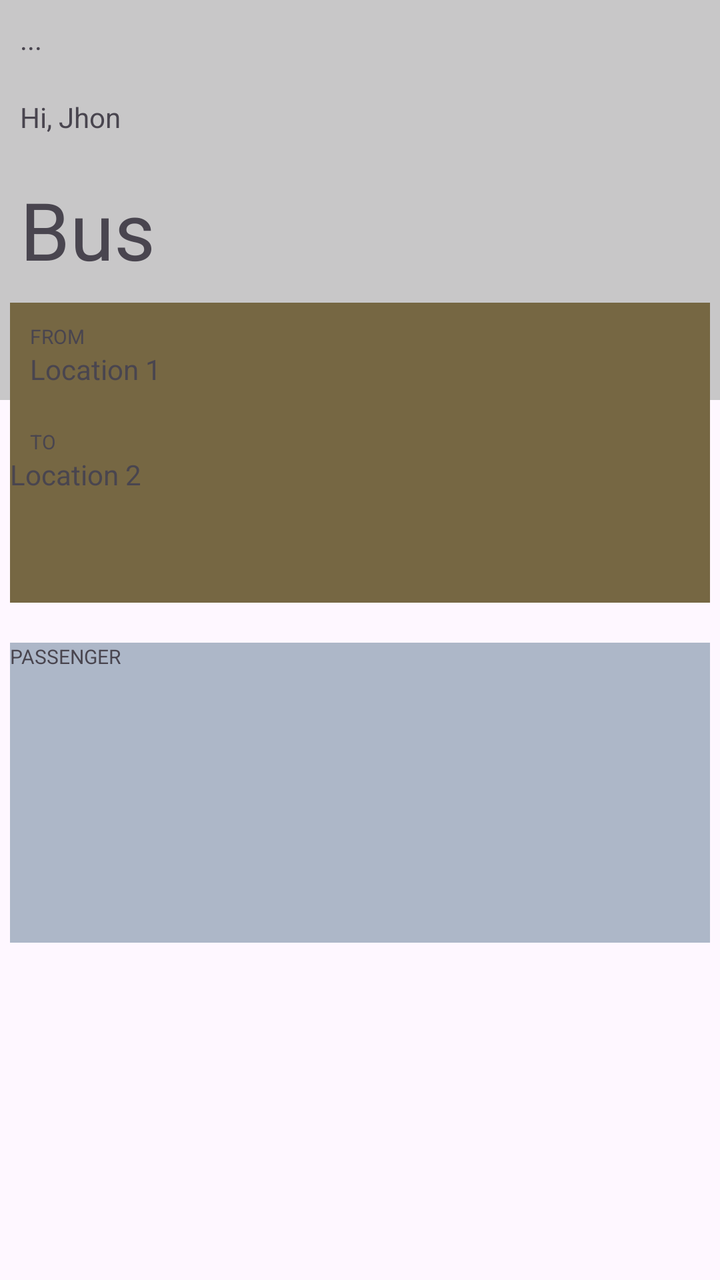
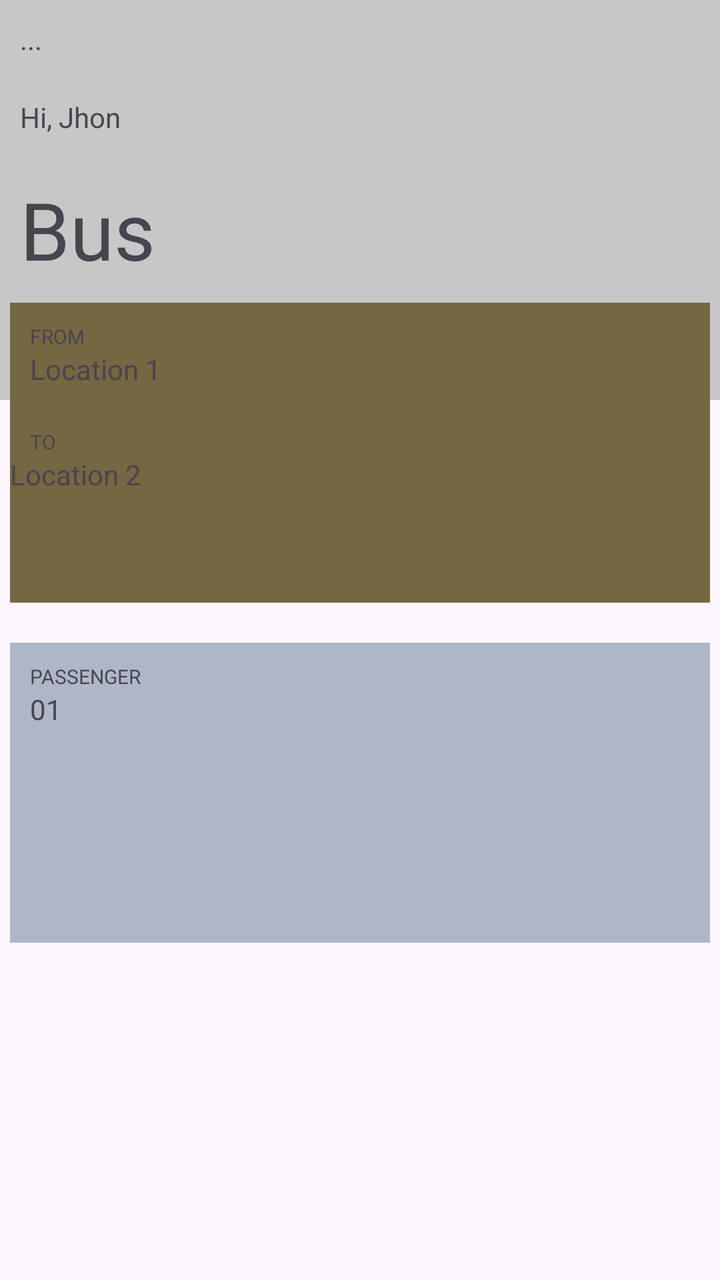

Screens rendered from an Android XML layout before and after an edit, with the pre-edit source and the edit as a unified diff.
<!-- AndroidManifest.xml: application theme Theme.MyApp -->
<!-- res/layout/activity_main.xml -->
<?xml version="1.0" encoding="utf-8"?>
<RelativeLayout xmlns:android="http://schemas.android.com/apk/res/android"
    xmlns:app="http://schemas.android.com/apk/res-auto"
    xmlns:tools="http://schemas.android.com/tools"
    android:id="@+id/main"
    android:layout_width="match_parent"
    android:layout_height="match_parent"
    tools:context=".MainActivity">

    <View
        android:id="@+id/quadradotopo"
        android:layout_width="match_parent"
        android:layout_height="200dp"
        android:background="#4343"/>

    <TextView
        android:id="@+id/texttopo1"
        android:layout_width="match_parent"
        android:layout_height="wrap_content"
        android:text="..."
        android:layout_margin="10dp"/>

    <TextView
        android:id="@+id/texttop2"
        android:layout_below="@+id/texttopo1"
        android:layout_width="wrap_content"
        android:layout_height="wrap_content"
        android:text="Hi, Jhon"
        android:layout_margin="10dp"/>

    <TextView
        android:id="@+id/texttop3"
        android:layout_below="@id/texttop2"
        android:layout_width="wrap_content"
        android:layout_height="wrap_content"
        android:text="Bus"
        android:textSize="40sp"
        android:layout_margin="10dp"/>

    

    
    <TextView
        android:id="@+id/quadradoprimeiro"
        android:layout_below="@id/texttop3"
        android:layout_centerHorizontal="true"
        android:layout_width="350dp"
        android:layout_height="150dp"
        android:background="#766743"/>

    <TextView
        android:id="@+id/textquadrado1"
        android:layout_alignTop="@id/quadradoprimeiro"
        android:layout_alignLeft="@id/quadradoprimeiro"
        android:layout_width="150dp"
        android:layout_height="wrap_content"
        android:text="FROM"
        android:textSize="10sp"
        android:layout_marginTop="10dp"
        android:layout_marginLeft="10dp"/>

    <TextView
        android:id="@+id/textquadrado2"
        android:layout_below="@id/textquadrado1"
        android:layout_alignLeft="@id/quadradoprimeiro"
        android:layout_width="150dp"
        android:layout_height="wrap_content"
        android:text="Location 1"
        android:layout_marginLeft="10dp"
        android:layout_marginBottom="10dp"/>

    <TextView
        android:id="@+id/textquadrado3"
        android:layout_below="@id/textquadrado2"
        android:layout_alignLeft="@id/quadradoprimeiro"
        android:layout_width="150dp"
        android:layout_height="wrap_content"
        android:layout_marginLeft="10dp"
        android:text="TO"
        android:textSize="10sp"
        android:layout_marginTop="10dp"/>

    <TextView
        android:id="@+id/textquadrado4"
        android:layout_below="@id/textquadrado3"
        android:layout_alignLeft="@id/quadradoprimeiro"
        android:layout_width="150dp"
        android:layout_height="wrap_content"
        android:text="Location 2"/>
    android:text="Location 2"
    android:layout_marginLeft="10dp"/>

    

    

    <TextView
        android:id="@+id/retangulosegundo"
        android:layout_below="@id/quadradoprimeiro"
        android:layout_centerHorizontal="true"
        android:layout_width="350dp"
        android:layout_height="150dp"
        android:background="#6357"
        android:layout_marginTop="20dp"/>

    <TextView
        android:id="@+id/textretangulo1"
        android:layout_alignTop="@id/retangulosegundo"
        android:layout_alignLeft="@id/retangulosegundo"
        android:layout_width="150dp"
        android:layout_height="wrap_content"
        android:text="PASSENGER"
        android:textSize="10sp"/>


    


</RelativeLayout>
<!-- resources referenced by this layout -->
<resources>
  <style name="Theme.MyApp" parent="Base.Theme.MyApp" />
  <style name="Base.Theme.MyApp" parent="Theme.Material3.DayNight.NoActionBar">
          
          
      </style>
</resources>

<!-- the commit's change to res/layout/activity_main.xml (unified diff, before → after) -->
@@ -87,8 +87,6 @@
         android:layout_width="150dp"
         android:layout_height="wrap_content"
         android:text="Location 2"/>
-    android:text="Location 2"
-    android:layout_marginLeft="10dp"/>
 
     
 
@@ -110,8 +108,18 @@
         android:layout_width="150dp"
         android:layout_height="wrap_content"
         android:text="PASSENGER"
-        android:textSize="10sp"/>
+        android:textSize="10sp"
+        android:layout_marginLeft="10dp"
+        android:layout_marginTop="10dp"/>
 
+    <TextView
+        android:id="@+id/textretangulo2"
+        android:layout_below="@id/textretangulo1"
+        android:layout_alignLeft="@id/retangulosegundo"
+        android:layout_width="150dp"
+        android:layout_height="wrap_content"
+        android:text="01"
+        android:layout_marginLeft="10dp"/>
 
     
 
